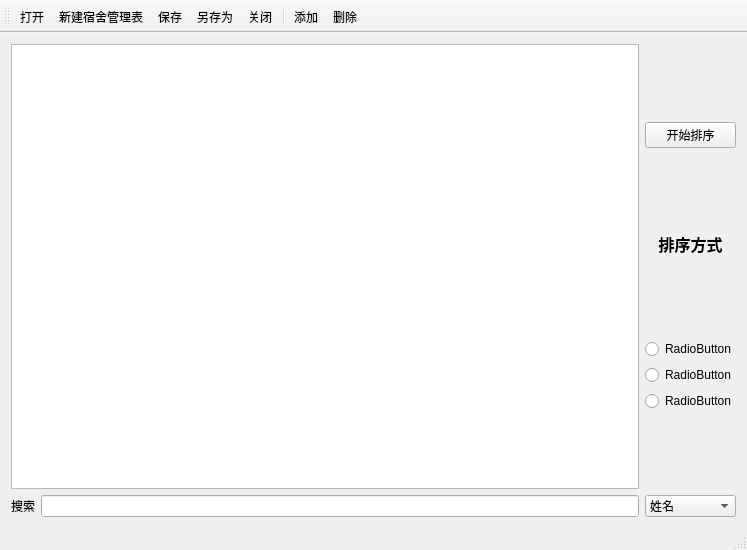
Before: the Qt Designer form DormitoryManagementSystem/DormitoryManagementSystem/mainwindow.ui in 2017IOTrepo/SummerVacationProgram, drawn with Qt 5.
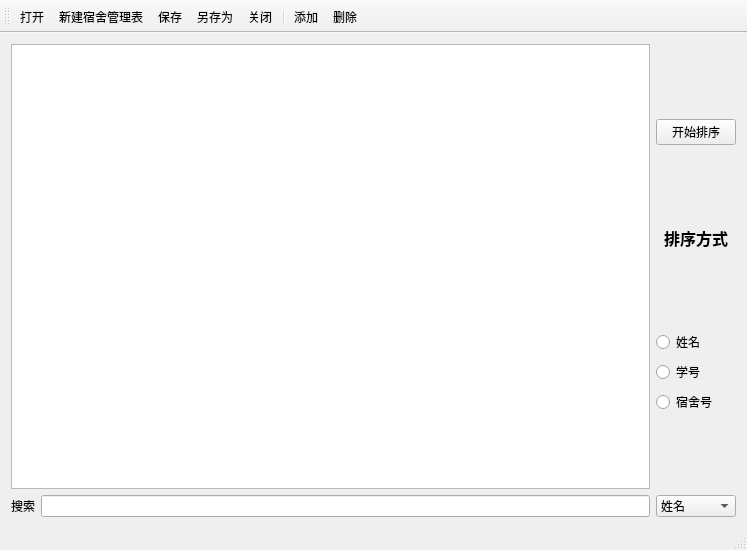
After: the same form once the commit is applied. Icons and pictures are not drawn.

Diff of the .ui file:
```diff
--- a/DormitoryManagementSystem/DormitoryManagementSystem/mainwindow.ui
+++ b/DormitoryManagementSystem/DormitoryManagementSystem/mainwindow.ui
@@ -82,21 +82,21 @@
       <item>
        <widget class="QRadioButton" name="radioButton">
         <property name="text">
-         <string>RadioButton</string>
+         <string>姓名</string>
         </property>
        </widget>
       </item>
       <item>
        <widget class="QRadioButton" name="radioButton_2">
         <property name="text">
-         <string>RadioButton</string>
+         <string>学号</string>
         </property>
        </widget>
       </item>
       <item>
        <widget class="QRadioButton" name="radioButton_3">
         <property name="text">
-         <string>RadioButton</string>
+         <string>宿舍号</string>
         </property>
        </widget>
       </item>
```
Left out of the diff: 18 changed lines with no effect on the pictures.
